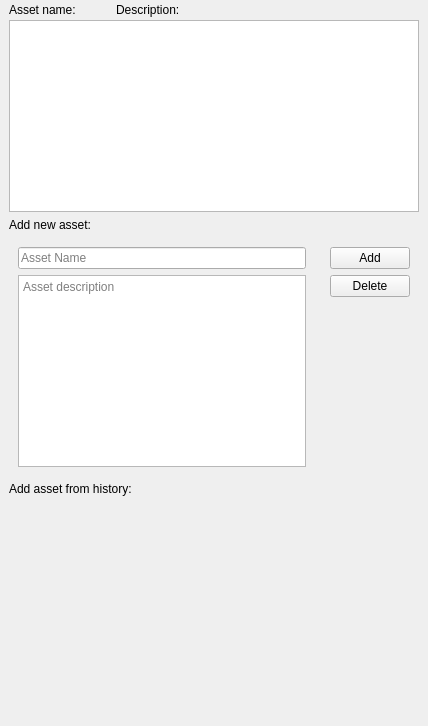
This is iotpentool/gui/assets.ui in sarunasil/iotPenTool as Qt 5 draws it before an edit. The edited form follows.
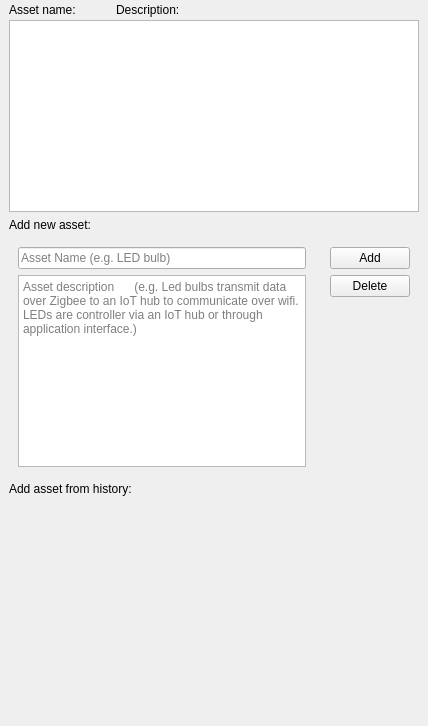
This is the edited form.

Diff of the .ui file:
```diff
--- a/iotpentool/gui/assets.ui
+++ b/iotpentool/gui/assets.ui
@@ -150,7 +150,7 @@
                   <string/>
                  </property>
                  <property name="placeholderText">
-                  <string>Asset Name</string>
+                  <string>Asset Name (e.g. LED bulb)</string>
                  </property>
                 </widget>
                </item>
@@ -170,7 +170,7 @@
 &lt;p style=&quot;-qt-paragraph-type:empty; margin-top:0px; margin-bottom:0px; margin-left:0px; margin-right:0px; -qt-block-indent:0; text-indent:0px;&quot;&gt;&lt;br /&gt;&lt;/p&gt;&lt;/body&gt;&lt;/html&gt;</string>
                  </property>
                  <property name="placeholderText">
-                  <string>Asset description</string>
+                  <string>Asset description      (e.g. Led bulbs transmit data over Zigbee to an IoT hub to communicate over wifi. LEDs are controller via an IoT hub or through application interface.)</string>
                  </property>
                 </widget>
                </item>
```
